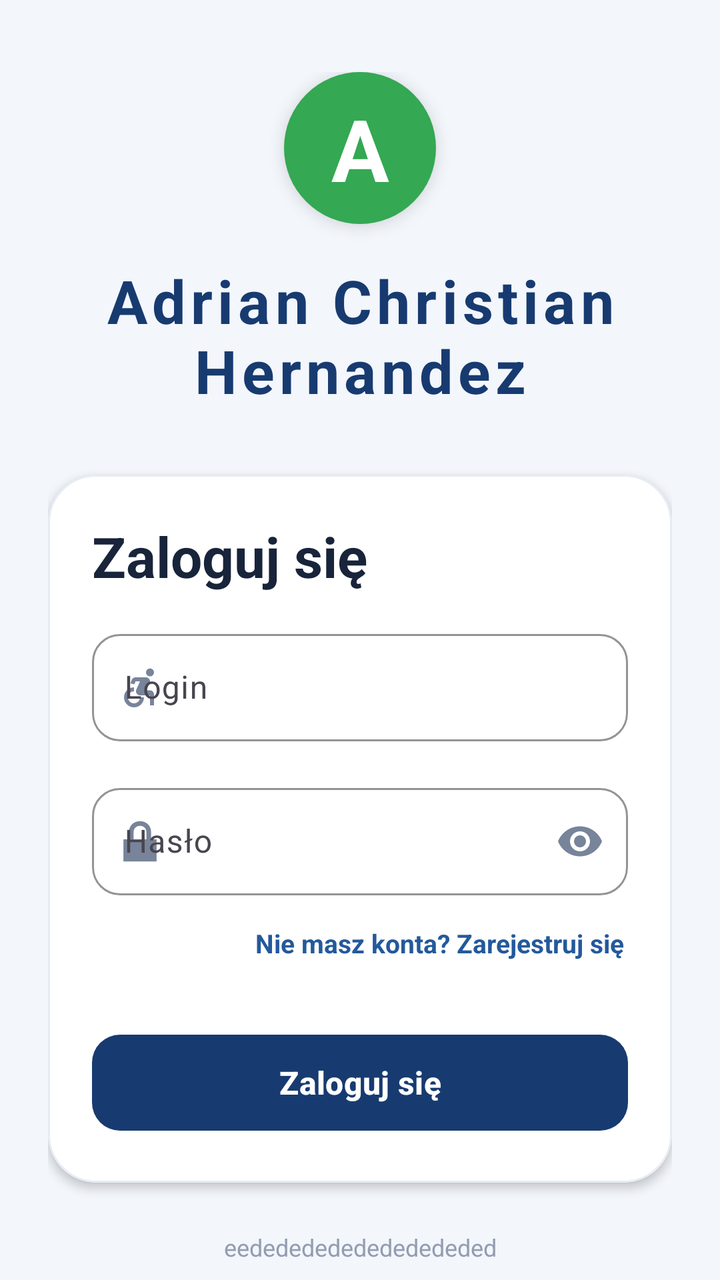
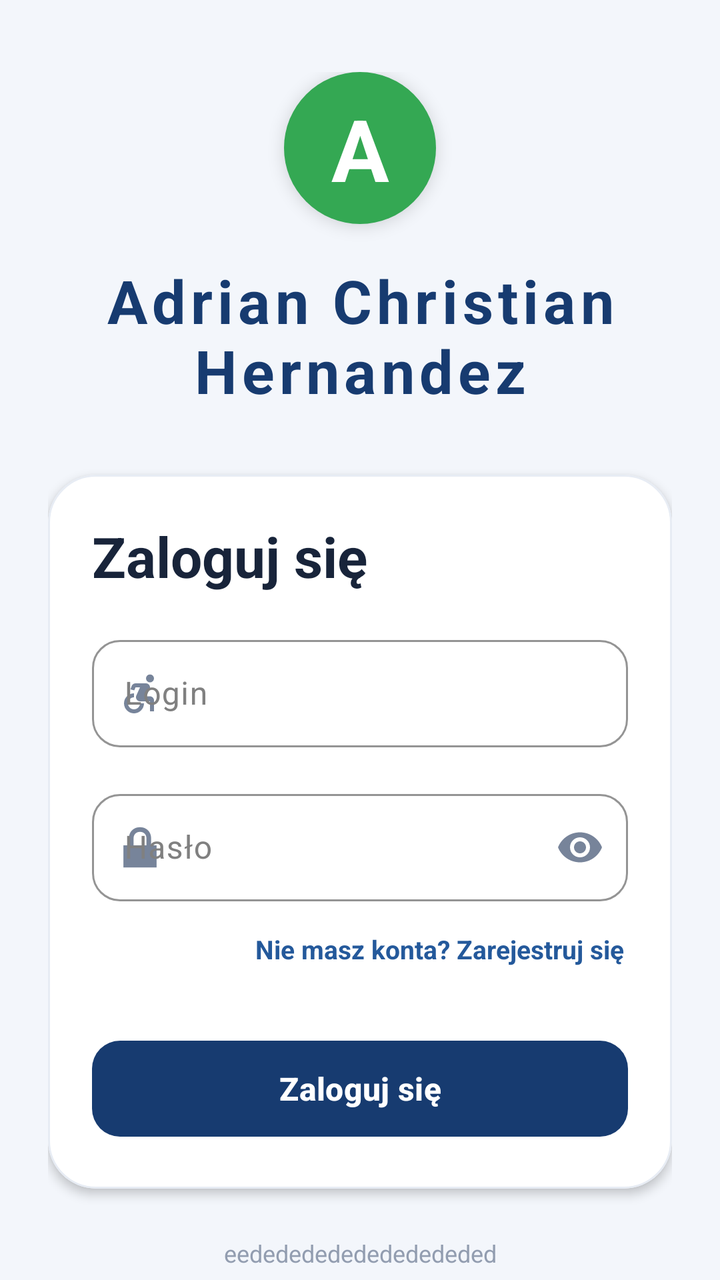

Two renders of the same Android screen: before a commit and after it. Below are the layout's source before the change and the commit's diff.
<!-- AndroidManifest.xml: application theme Theme.Bank3 -->
<!-- res/layout/activity_main.xml -->
<?xml version="1.0" encoding="utf-8"?>
<androidx.constraintlayout.widget.ConstraintLayout
    xmlns:android="http://schemas.android.com/apk/res/android"
    xmlns:app="http://schemas.android.com/apk/res-auto"
    xmlns:tools="http://schemas.android.com/tools"
    android:id="@+id/main"
    android:layout_width="match_parent"
    android:layout_height="match_parent"
    android:background="#F3F6FB"
    tools:context=".MainActivity">

    <ScrollView
        android:layout_width="0dp"
        android:layout_height="0dp"
        android:fillViewport="true"
        android:clipToPadding="false"
        android:paddingStart="24dp"
        android:paddingEnd="24dp"
        android:scrollbars="none"
        app:layout_constraintTop_toTopOf="parent"
        app:layout_constraintBottom_toBottomOf="parent"
        app:layout_constraintStart_toStartOf="parent"
        app:layout_constraintEnd_toEndOf="parent">

        <LinearLayout
            android:layout_width="match_parent"
            android:layout_height="wrap_content"
            android:orientation="vertical"
            android:gravity="center_horizontal"
            android:paddingTop="36dp"
            android:paddingBottom="28dp">

            
            <TextView
                android:layout_width="76dp"
                android:layout_height="76dp"
                android:gravity="center"
                android:text="A"
                android:textColor="#FFFFFF"
                android:textSize="43sp"
                android:textStyle="bold"
                android:background="@drawable/bg_logo_round"
                android:elevation="5dp" />

            <TextView
                android:id="@+id/bank"
                android:layout_width="match_parent"
                android:layout_height="wrap_content"
                android:layout_marginTop="18dp"
                android:gravity="center"
                android:text="Adrian Christian Hernandez"
                android:textColor="#173B70"
                android:textSize="30sp"
                android:textStyle="bold"
                android:letterSpacing="0.08" />

            
            <com.google.android.material.card.MaterialCardView
                android:layout_width="match_parent"
                android:layout_height="wrap_content"
                android:layout_marginTop="32dp"
                app:cardBackgroundColor="#FFFFFF"
                app:cardCornerRadius="24dp"
                app:cardElevation="3dp"
                app:strokeColor="#E7ECF4"
                app:strokeWidth="1dp">

                <LinearLayout
                    android:layout_width="match_parent"
                    android:layout_height="wrap_content"
                    android:orientation="vertical"
                    android:padding="22dp">

                    <TextView
                        android:layout_width="match_parent"
                        android:layout_height="wrap_content"
                        android:text="Zaloguj się"
                        android:textColor="#18243A"
                        android:textSize="28sp"
                        android:textStyle="bold" />

                    
                    <com.google.android.material.textfield.TextInputLayout
                        android:id="@+id/loginLayout"
                        android:layout_width="match_parent"
                        android:layout_height="wrap_content"
                        android:hint="Login"
                        app:boxBackgroundMode="outline"
                        app:boxCornerRadiusTopStart="14dp"
                        app:boxCornerRadiusTopEnd="14dp"
                        app:boxCornerRadiusBottomStart="14dp"
                        app:boxCornerRadiusBottomEnd="14dp"
                        app:boxStrokeColor="#24599B"
                        app:hintTextColor="#24599B"
                        app:startIconDrawable="@drawable/sprint"
                        app:startIconTint="#77849A"
                        app:errorIconTint="@color/red"
                        android:layout_marginTop="15dp">

                        <com.google.android.material.textfield.TextInputEditText
                            android:id="@+id/editLogin"
                            android:layout_width="match_parent"
                            android:layout_height="wrap_content"
                            android:inputType="text"
                            android:singleLine="true"
                            android:imeOptions="actionNext"
                            android:textColor="#18243A"
                            android:textSize="16sp"
                            android:paddingTop="16dp"
                            android:paddingBottom="16dp" />

                    </com.google.android.material.textfield.TextInputLayout>

                    
                    <com.google.android.material.textfield.TextInputLayout
                        android:id="@+id/hasloLayout"
                        android:layout_width="match_parent"
                        android:layout_height="wrap_content"
                        android:layout_marginTop="18dp"
                        android:hint="Hasło"
                        app:boxBackgroundMode="outline"
                        app:boxCornerRadiusTopStart="14dp"
                        app:boxCornerRadiusTopEnd="14dp"
                        app:boxCornerRadiusBottomStart="14dp"
                        app:boxCornerRadiusBottomEnd="14dp"
                        app:boxStrokeColor="#24599B"
                        app:hintTextColor="#24599B"
                        app:startIconDrawable="@android:drawable/ic_lock_lock"
                        app:startIconTint="#77849A"
                        app:passwordToggleEnabled="true"
                        app:passwordToggleTint="#77849A"
                        app:errorIconTint="@color/red">

                        <com.google.android.material.textfield.TextInputEditText
                            android:id="@+id/editHaslo"
                            android:layout_width="match_parent"
                            android:layout_height="wrap_content"
                            android:inputType="textPassword"
                            android:singleLine="true"
                            android:imeOptions="actionDone"
                            android:textColor="#18243A"
                            android:textSize="16sp"
                            android:paddingTop="16dp"
                            android:paddingBottom="16dp" />

                    </com.google.android.material.textfield.TextInputLayout>

                    
                    <TextView
                        android:id="@+id/btnRegister"
                        android:layout_width="wrap_content"
                        android:layout_height="48dp"
                        android:layout_gravity="end"
                        android:gravity="center"
                        android:paddingStart="10dp"
                        android:paddingEnd="2dp"
                        android:text="Nie masz konta? Zarejestruj się"
                        android:textColor="#24599B"
                        android:textSize="13sp"
                        android:textStyle="bold"
                        android:clickable="true"
                        android:focusable="true"
                        android:background="?attr/selectableItemBackground" />

                    
                    <TextView
                        android:id="@+id/errorText"
                        android:layout_width="match_parent"
                        android:layout_height="wrap_content"
                        android:gravity="center"

                        android:textColor="#C62828"
                        android:textSize="13sp"
                        android:accessibilityLiveRegion="polite" />

                    
                    <com.google.android.material.button.MaterialButton
                        android:id="@+id/btnLogin"
                        android:layout_width="match_parent"
                        android:layout_height="56dp"
                        android:text="Zaloguj się"
                        android:textAllCaps="false"
                        android:textColor="#FFFFFF"
                        android:textSize="16sp"
                        android:textStyle="bold"
                        app:backgroundTint="#173B70"
                        app:cornerRadius="14dp"
                        app:elevation="2dp" />

                </LinearLayout>

            </com.google.android.material.card.MaterialCardView>

            
            <TextView
                android:layout_width="match_parent"
                android:layout_height="wrap_content"
                android:layout_marginTop="24dp"
                android:gravity="center"
                android:text="eedededededededededed"
                android:textColor="#929DB0"
                android:textSize="12sp" />

        </LinearLayout>
    </ScrollView>

</androidx.constraintlayout.widget.ConstraintLayout>
<!-- resources referenced by this layout -->
<resources>
  <color name="red">#FF0000</color>
  <!-- drawable bg_logo_round (drawable) -->
  <?xml version="1.0" encoding="utf-8"?>
  <shape xmlns:android="http://schemas.android.com/apk/res/android"
      android:shape="oval">
      <solid android:color="#34A853" />
  </shape>
  <!-- drawable sprint (drawable) -->
  <vector xmlns:android="http://schemas.android.com/apk/res/android" android:autoMirrored="true" android:height="24dp" android:tint="#000000" android:viewportHeight="24" android:viewportWidth="24" android:width="24dp">
        
      <path android:fillColor="@android:color/white" android:pathData="M17,4.54m-2,0a2,2 0,1 1,4 0a2,2 0,1 1,-4 0"/>
        
      <path android:fillColor="@android:color/white" android:pathData="M14,17h-2c0,1.65 -1.35,3 -3,3s-3,-1.35 -3,-3 1.35,-3 3,-3v-2c-2.76,0 -5,2.24 -5,5s2.24,5 5,5 5,-2.24 5,-5zM17,13.5h-1.86l1.67,-3.67C17.42,8.5 16.44,7 14.96,7h-5.2c-0.81,0 -1.54,0.47 -1.87,1.2L7.22,10l1.92,0.53L9.79,9L12,9l-1.83,4.1c-0.6,1.33 0.39,2.9 1.85,2.9L17,16v5h2v-5.5c0,-1.1 -0.9,-2 -2,-2z"/>
      
  </vector>
  <style name="Theme.Bank3" parent="Base.Theme.Bank3" />
  <style name="Base.Theme.Bank3" parent="Theme.Material3.DayNight.NoActionBar">
          
          
      </style>
</resources>

<!-- the commit's change to res/layout/activity_main.xml (unified diff, before → after) -->
@@ -84,18 +84,21 @@
                         android:id="@+id/loginLayout"
                         android:layout_width="match_parent"
                         android:layout_height="wrap_content"
+                        android:layout_marginTop="18dp"
                         android:hint="Login"
+                        android:textColorHint="@color/gray"
                         app:boxBackgroundMode="outline"
                         app:boxCornerRadiusTopStart="14dp"
                         app:boxCornerRadiusTopEnd="14dp"
                         app:boxCornerRadiusBottomStart="14dp"
                         app:boxCornerRadiusBottomEnd="14dp"
                         app:boxStrokeColor="#24599B"
-                        app:hintTextColor="#24599B"
+                        app:hintTextColor="@color/black"
+                        app:errorTextColor="@color/red"
+                        app:boxStrokeErrorColor="@color/red"
                         app:startIconDrawable="@drawable/sprint"
                         app:startIconTint="#77849A"
-                        app:errorIconTint="@color/red"
-                        android:layout_marginTop="15dp">
+                        app:errorIconTint="@color/red">
 
                         <com.google.android.material.textfield.TextInputEditText
                             android:id="@+id/editLogin"
@@ -104,13 +107,14 @@
                             android:inputType="text"
                             android:singleLine="true"
                             android:imeOptions="actionNext"
-                            android:textColor="#18243A"
+                            android:textColor="@color/black"
                             android:textSize="16sp"
                             android:paddingTop="16dp"
                             android:paddingBottom="16dp" />
 
                     </com.google.android.material.textfield.TextInputLayout>
 
+
                     
                     <com.google.android.material.textfield.TextInputLayout
                         android:id="@+id/hasloLayout"
@@ -118,17 +122,20 @@
                         android:layout_height="wrap_content"
                         android:layout_marginTop="18dp"
                         android:hint="Hasło"
+                        android:textColorHint="@color/gray"
                         app:boxBackgroundMode="outline"
                         app:boxCornerRadiusTopStart="14dp"
                         app:boxCornerRadiusTopEnd="14dp"
                         app:boxCornerRadiusBottomStart="14dp"
                         app:boxCornerRadiusBottomEnd="14dp"
                         app:boxStrokeColor="#24599B"
-                        app:hintTextColor="#24599B"
+                        app:hintTextColor="@color/black"
+                        app:errorTextColor="@color/red"
+                        app:boxStrokeErrorColor="@color/red"
                         app:startIconDrawable="@android:drawable/ic_lock_lock"
                         app:startIconTint="#77849A"
-                        app:passwordToggleEnabled="true"
-                        app:passwordToggleTint="#77849A"
+                        app:endIconMode="password_toggle"
+                        app:endIconTint="#77849A"
                         app:errorIconTint="@color/red">
 
                         <com.google.android.material.textfield.TextInputEditText
@@ -138,7 +145,7 @@
                             android:inputType="textPassword"
                             android:singleLine="true"
                             android:imeOptions="actionDone"
-                            android:textColor="#18243A"
+                            android:textColor="@color/black"
                             android:textSize="16sp"
                             android:paddingTop="16dp"
                             android:paddingBottom="16dp" />
<!-- resource entries referenced after the edit -->
@@ -1,5 +1,7 @@
 <!-- resources referenced by this layout -->
 <resources>
+  <color name="black">#FF000000</color>
+  <color name="gray">#808080</color>
   <color name="red">#FF0000</color>
   <!-- drawable bg_logo_round (drawable) -->
   <?xml version="1.0" encoding="utf-8"?>
